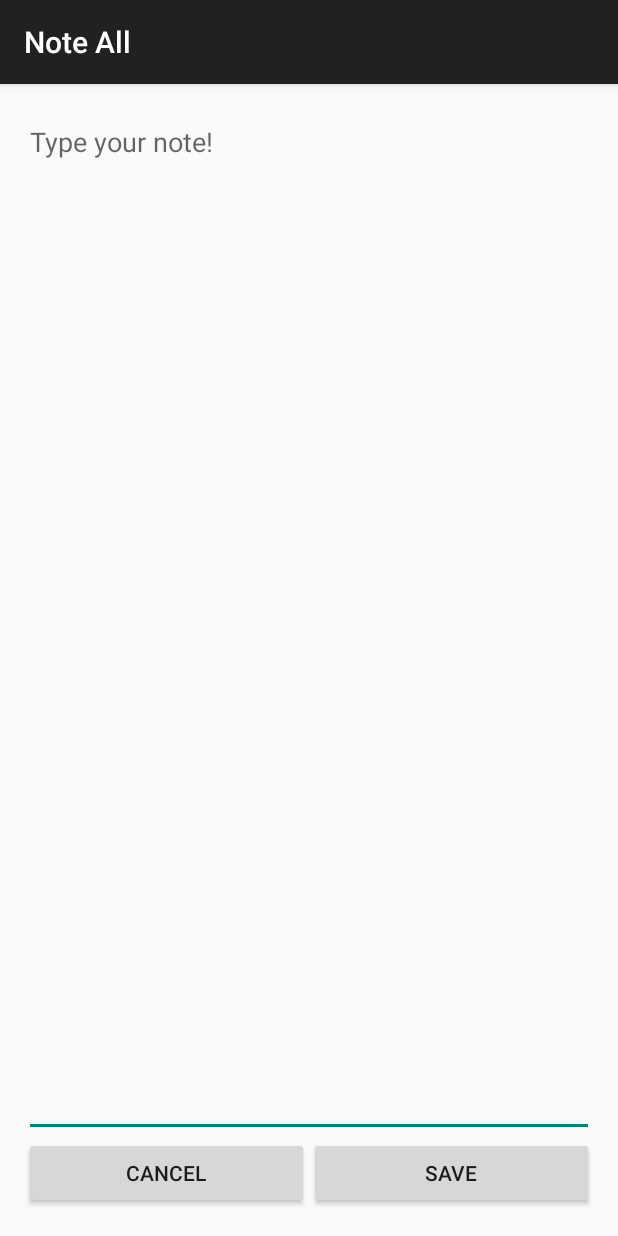
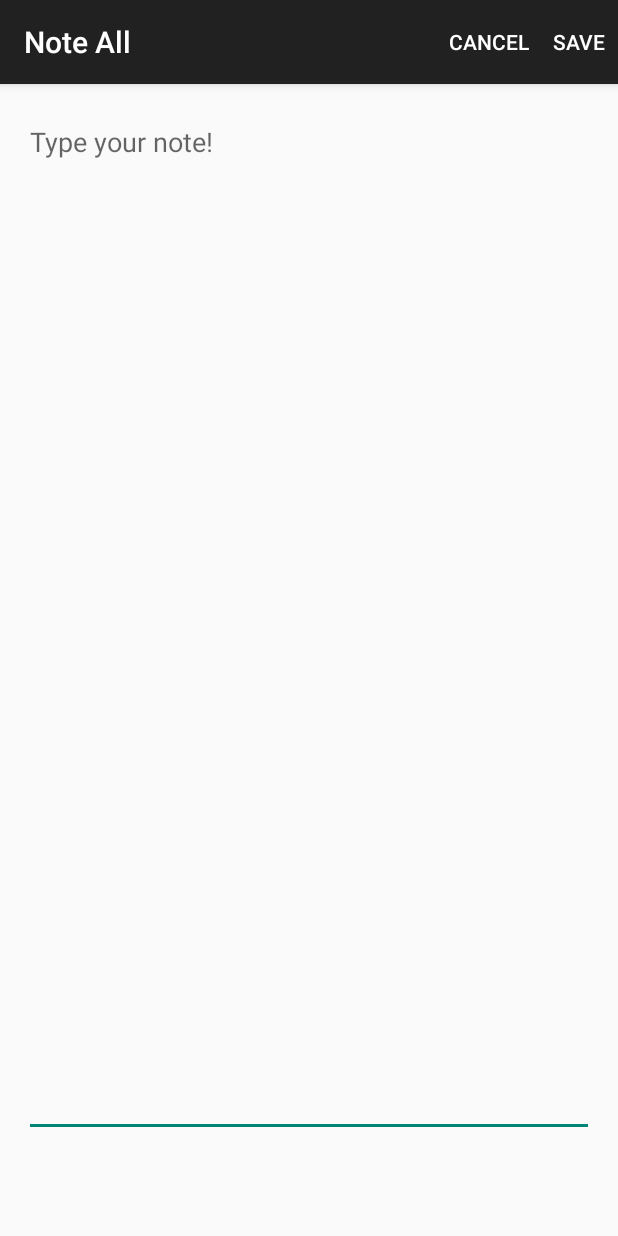
Before and after one commit to mgalala/note-all, an Android app: the OpenNoteFragment screen opened directly, with no data from a screen before it, on a phone screen of 412 x 824 dp. Run offline under Robolectric (Android 15) with nearby library versions, the phone set to English and light mode, and no system bars.

Commit message:
- move save and cancel buttons to Actionbar. \n -Close activities on save and on cancel

```diff
--- a/NoteAll/src/main/java/com/mgalala/noteall/activity/OpenNote.java
+++ b/NoteAll/src/main/java/com/mgalala/noteall/activity/OpenNote.java
@@ -4,8 +4,12 @@ package com.mgalala.noteall.activity;
 import android.content.Intent;
 import android.os.Bundle;
 import android.support.v7.app.ActionBarActivity;
+import android.view.Menu;
+import android.view.MenuItem;
 
 public class OpenNote extends ActionBarActivity {
+
+    private OpenNoteFragment fragment = null;
 
     @Override
     protected void onCreate(Bundle savedInstanceState) {
@@ -17,9 +21,35 @@ public class OpenNote extends ActionBarActivity {
         }
 
         if (savedInstanceState == null) {
+            fragment = new OpenNoteFragment();
             getSupportFragmentManager().beginTransaction()
-                    .add(R.id.container, new NotePlaceholderFragment())
+                    .add(R.id.container, fragment)
                     .commit();
         }
+
     }
+
+    @Override
+    public boolean onCreateOptionsMenu(Menu menu) {
+        // Inflate the menu; this adds items to the action bar if it is present.
+        getMenuInflater().inflate(R.menu.open_note, menu);
+        return true;
+    }
+
+    @Override
+    public boolean onOptionsItemSelected(MenuItem item) {
+        // Handle action bar item clicks here. The action bar will
+        // automatically handle clicks on the Home/Up button, so long
+        // as you specify a parent activity in AndroidManifest.xml.
+        switch (item.getItemId()) {
+            case R.id.saveButton:
+                fragment.onMenuItemClick(item);
+                return true;
+            case R.id.cancelButton:
+                fragment.onMenuItemClick(item);
+                return true;
+        }
+        return super.onOptionsItemSelected(item);
+    }
+
 }
--- a/NoteAll/src/main/java/com/mgalala/noteall/activity/NotePlaceholderFragment.java
+++ b/NoteAll/src/main/java/com/mgalala/noteall/activity/OpenNoteFragment.java
@@ -5,9 +5,9 @@ import android.os.Bundle;
 import android.support.v4.app.Fragment;
 import android.util.Log;
 import android.view.LayoutInflater;
+import android.view.MenuItem;
 import android.view.View;
 import android.view.ViewGroup;
-import android.widget.Button;
 import android.widget.EditText;
 
 import com.mgalala.noteall.model.MobileResource;
@@ -20,7 +20,7 @@ import com.mgalala.noteall.util.FilePathUtil;
 /**
  * A placeholder fragment containing a simple view.
  */
-public class NotePlaceholderFragment extends Fragment implements View.OnClickListener {
+public class OpenNoteFragment extends Fragment {
 
     private static final String FILE_URI = "FILE_URI";
     public static final String NOTE_KEY = "NOTE_KEY";
@@ -29,30 +29,29 @@ public class NotePlaceholderFragment extends Fragment implements View.OnClickLis
     private MobileResource mobileResource;
     private Note note;
 
-    public NotePlaceholderFragment() {
+    public OpenNoteFragment() {
     }
 
     @Override
     public View onCreateView(LayoutInflater inflater, ViewGroup container,
                              Bundle savedInstanceState) {
         View rootView = inflater.inflate(R.layout.fragment_open_note, container, false);
-        registerListeners(rootView);
         noteService = new NoteService();
         Intent intent = getActivity().getIntent();
         String intentType = intent.getType();
 
         Bundle bundle = intent.getExtras();
         if (bundle == null || bundle.size() == 0) {
-            Log.e(NotePlaceholderFragment.class.getName(), "The intent contains no paramters.");
+            Log.e(OpenNoteFragment.class.getName(), "The intent contains no paramters.");
             return rootView;
         }
 
         mobileResource = uriResolverFactory.getResourceURI(intentType, bundle, getActivity());
         if (mobileResource == null || mobileResource.getUri() == null) {
-            Log.e(NotePlaceholderFragment.class.getName(), "Can not get uri from the intent resource bundle");
+            Log.e(OpenNoteFragment.class.getName(), "Can not get uri from the intent resource bundle");
             return rootView;
         }
-        Log.i(NotePlaceholderFragment.class.getName(), "URI Path: " + mobileResource.getUri());
+        Log.i(OpenNoteFragment.class.getName(), "URI Path: " + mobileResource.getUri());
         note = noteService.getNoteByKey(FilePathUtil.encodeFilePath(mobileResource.getUri()), getActivity().getApplicationContext());
         if (note != null) {
             EditText editText = (EditText) rootView.findViewById(R.id.note_area);
@@ -62,26 +61,18 @@ public class NotePlaceholderFragment extends Fragment implements View.OnClickLis
         return rootView;
     }
 
-    public void registerListeners(View rootView) {
-        Button saveButton = (Button) rootView.findViewById(R.id.saveButton);
-        saveButton.setOnClickListener(this);
-
-        Button cancelButton = (Button) rootView.findViewById(R.id.cancelButton);
-        cancelButton.setOnClickListener(this);
-    }
-
-    @Override
-    public void onClick(View view) {
+    public void onMenuItemClick(MenuItem menuItem) {
 //        String file = loadPreferences(FILE_URI);
 //        String noteKey = loadPreferences(NOTE_KEY);
         EditText editText = (EditText) getActivity().findViewById(R.id.note_area);
         String notes = editText.getText().toString();
-        switch (view.getId()) {
+        switch (menuItem.getItemId()) {
             case R.id.saveButton:
                 saveNote(notes);
                 break;
             case R.id.cancelButton:
                 //TODO: cancel and exit.
+                this.getActivity().finish();
                 break;
         }
     }
@@ -99,5 +90,6 @@ public class NotePlaceholderFragment extends Fragment implements View.OnClickLis
             note.setNoteSummary(noteSummary);
             noteService.updateNote(note, getActivity().getApplicationContext());
         }
+        this.getActivity().finish();
     }
 }
--- a/NoteAll/src/main/res/layout/fragment_open_note.xml
+++ b/NoteAll/src/main/res/layout/fragment_open_note.xml
@@ -21,29 +21,32 @@
         android:maxLines="@integer/note_max_lines"
         android:minLines="@integer/note_min_lines"
         android:id="@+id/note_area" />
+
     <TableLayout
         android:layout_width="match_parent"
         android:layout_height="200dp"
         android:weightSum="6"
         android:layout_weight="3">
-        <TableRow android:layout_width="match_parent"
+
+        <TableRow
+            android:layout_width="match_parent"
             android:layout_height="wrap_content">
 
-            <Button
-                android:layout_width="match_parent"
-                android:layout_height="match_parent"
-                android:id="@+id/cancelButton"
-                android:layout_weight="1"
-                android:text="@string/cancel_button"/>
-            <Button
-                android:layout_width="match_parent"
-                android:layout_height="match_parent"
-                android:layout_weight="1"
-                android:id="@+id/saveButton"
-                android:text="@string/save_button"/>
+            <!--<Button-->
+            <!--android:layout_width="match_parent"-->
+            <!--android:layout_height="match_parent"-->
+            <!--android:id="@+id/cancelButton"-->
+            <!--android:layout_weight="1"-->
+            <!--android:text="@string/cancel_button"/>-->
+            <!--<Button-->
+            <!--android:layout_width="match_parent"-->
+            <!--android:layout_height="match_parent"-->
+            <!--android:layout_weight="1"-->
+            <!--android:id="@+id/saveButton"-->
+            <!--android:text="@string/save_button"/>-->
         </TableRow>
 
-        </TableLayout>
+    </TableLayout>
 
 
 </LinearLayout>
--- a/NoteAll/src/main/res/menu/open_note.xml
+++ b/NoteAll/src/main/res/menu/open_note.xml
@@ -1,10 +1,17 @@
 <menu xmlns:android="http://schemas.android.com/apk/res/android"
     xmlns:app="http://schemas.android.com/apk/res-auto"
     xmlns:tools="http://schemas.android.com/tools"
-    tools:context=".com.mgalala.noteall.activity.OpenNote" >
+    tools:context=".com.mgalala.noteall.activity.OpenNote">
 
-    <item android:id="@+id/action_settings"
-        android:title="@string/action_settings"
+    <item
+        android:id="@+id/cancelButton"
+        android:title="@string/cancel_button"
         android:orderInCategory="100"
-        app:showAsAction="never" />
+        app:showAsAction="always" />
+
+    <item
+        android:id="@+id/saveButton"
+        android:title="@string/save_button"
+        android:orderInCategory="100"
+        app:showAsAction="always" />
 </menu>
```
Also changed, not shown: 2 other files.
